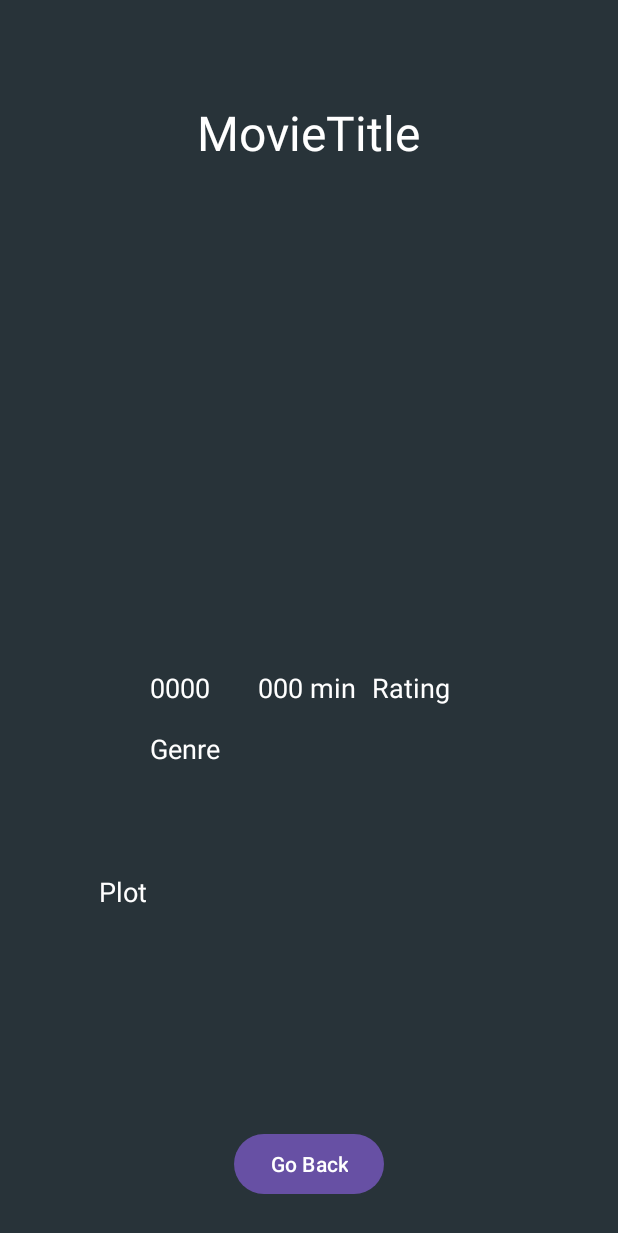
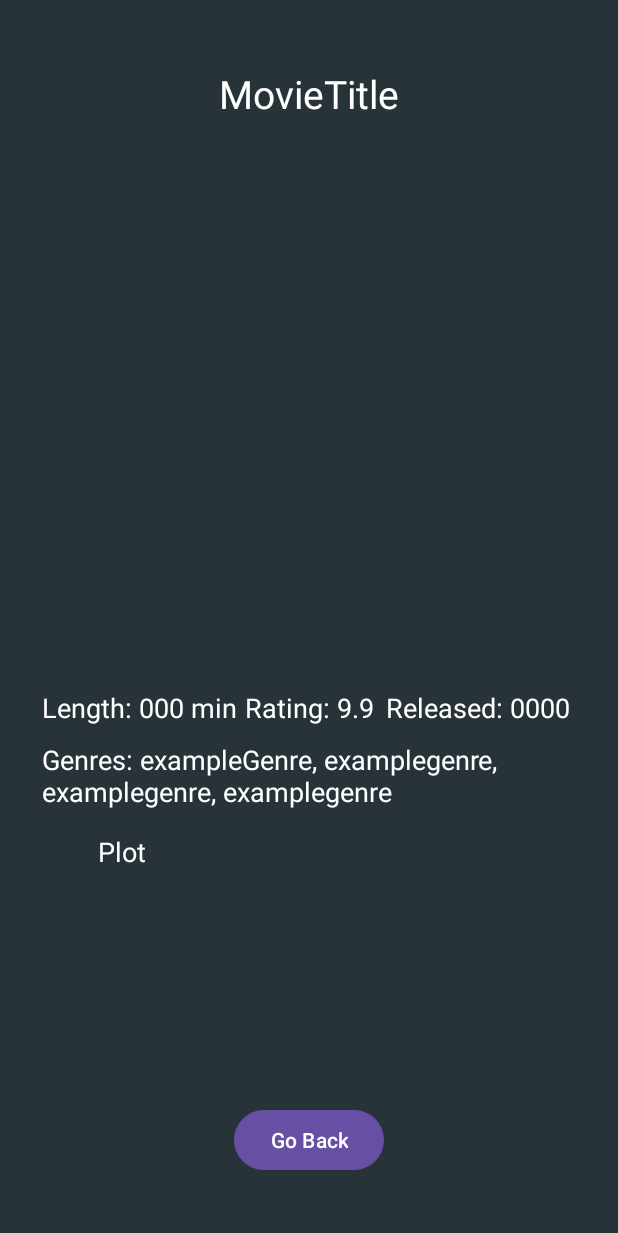
Before and after one commit to MapleTaco/COMP3025-Assignment2, an Android app: the DetailsActivity screen opened directly, with no data from a screen before it, on a phone screen of 412 x 824 dp. Shown: the top 1233 px of the screen. Run offline under Robolectric (Android 15) with nearby library versions, the phone set to English and light mode, and no system bars; pictures from the network do not load.

Commit message:
Made app somewhat better aligned.

```diff
--- a/app/src/main/res/layout/details_activity.xml
+++ b/app/src/main/res/layout/details_activity.xml
@@ -13,91 +13,95 @@
         android:layout_height="wrap_content"
         android:layout_marginStart="48dp"
         android:layout_marginEnd="48dp"
+        android:paddingStart="36dp"
+        android:paddingEnd="36dp"
         android:text="MovieTitle"
         android:textColor="@color/white"
-        android:textSize="32sp"
+        android:textSize="26sp"
         app:layout_constraintBottom_toTopOf="@+id/detailsPoster"
         app:layout_constraintEnd_toEndOf="parent"
-        app:layout_constraintHorizontal_bias="0.497"
         app:layout_constraintStart_toStartOf="parent"
-        app:layout_constraintTop_toTopOf="parent" />
+        app:layout_constraintTop_toTopOf="parent"
+        app:layout_constraintVertical_bias="0.43" />
 
     <TextView
         android:id="@+id/detailsYear"
         android:layout_width="wrap_content"
         android:layout_height="wrap_content"
-        android:layout_marginStart="100dp"
         android:layout_marginTop="20dp"
-        android:text="0000"
+        android:layout_marginEnd="32dp"
+        android:text="Released: 0000"
+        android:textColor="@color/white"
+        android:textSize="18sp"
+        app:layout_constraintEnd_toEndOf="parent"
+        app:layout_constraintTop_toBottomOf="@+id/detailsPoster" />
+
+    <TextView
+        android:id="@+id/detailsRuntime"
+        android:layout_width="wrap_content"
+        android:layout_height="wrap_content"
+        android:layout_marginStart="28dp"
+        android:layout_marginTop="20dp"
+        android:text="Length: 000 min"
         android:textColor="@color/white"
         android:textSize="18sp"
         app:layout_constraintStart_toStartOf="parent"
         app:layout_constraintTop_toBottomOf="@+id/detailsPoster" />
 
     <TextView
-        android:id="@+id/detailsRuntime"
-        android:layout_width="wrap_content"
-        android:layout_height="wrap_content"
-        android:layout_marginStart="32dp"
-        android:layout_marginTop="20dp"
-        android:text="000 min"
-        android:textColor="@color/white"
-        android:textSize="18sp"
-        app:layout_constraintStart_toEndOf="@+id/detailsYear"
-        app:layout_constraintTop_toBottomOf="@+id/detailsPoster" />
-
-    <TextView
         android:id="@+id/detailsGenre"
         android:layout_width="wrap_content"
         android:layout_height="wrap_content"
-        android:layout_marginStart="100dp"
-        android:layout_marginTop="16dp"
-        android:text="Genre"
+        android:layout_marginStart="28dp"
+        android:layout_marginTop="10dp"
+        android:text="Genres: exampleGenre, examplegenre, examplegenre, examplegenre"
         android:textColor="@color/white"
         android:textSize="18sp"
         app:layout_constraintStart_toStartOf="parent"
-        app:layout_constraintTop_toBottomOf="@+id/detailsYear" />
+        app:layout_constraintTop_toBottomOf="@+id/detailsRating" />
 
     <TextView
         android:id="@+id/detailsPlot"
         android:layout_width="280dp"
         android:layout_height="150dp"
-        android:layout_marginBottom="92dp"
+        android:layout_marginTop="116dp"
+        android:lineSpacingExtra="2dp"
         android:text="Plot"
         android:textColor="@color/white"
         android:textSize="18sp"
-        app:layout_constraintBottom_toBottomOf="parent"
         app:layout_constraintEnd_toEndOf="parent"
-        app:layout_constraintStart_toStartOf="parent" />
+        app:layout_constraintHorizontal_bias="0.496"
+        app:layout_constraintStart_toStartOf="parent"
+        app:layout_constraintTop_toBottomOf="@+id/detailsPoster" />
 
     <TextView
         android:id="@+id/detailsRating"
         android:layout_width="wrap_content"
         android:layout_height="wrap_content"
         android:layout_marginTop="20dp"
-        android:layout_marginEnd="112dp"
-        android:text="Rating"
+        android:text="Rating: 9.9"
         android:textColor="@color/white"
         android:textSize="18sp"
         app:layout_constraintEnd_toEndOf="parent"
+        app:layout_constraintStart_toStartOf="parent"
         app:layout_constraintTop_toBottomOf="@+id/detailsPoster" />
 
     <ImageView
         android:id="@+id/detailsPoster"
         android:layout_width="210dp"
-        android:layout_height="250dp"
+        android:layout_height="300dp"
         app:layout_constraintBottom_toBottomOf="parent"
         app:layout_constraintEnd_toEndOf="parent"
         app:layout_constraintHorizontal_bias="0.497"
         app:layout_constraintStart_toStartOf="parent"
         app:layout_constraintTop_toTopOf="parent"
-        app:layout_constraintVertical_bias="0.307" />
+        app:layout_constraintVertical_bias="0.266" />
 
     <Button
         android:id="@+id/backButton"
         android:layout_width="wrap_content"
         android:layout_height="wrap_content"
-        android:layout_marginBottom="24dp"
+        android:layout_marginBottom="40dp"
         android:text="Go Back"
         app:layout_constraintBottom_toBottomOf="parent"
         app:layout_constraintEnd_toEndOf="parent"
--- a/app/src/main/res/layout/movie_item_layout.xml
+++ b/app/src/main/res/layout/movie_item_layout.xml
@@ -7,8 +7,8 @@
 
     <ImageView
         android:id="@+id/item_imageview"
-        android:layout_width="120dp"
-        android:layout_height="120dp"
+        android:layout_width="150dp"
+        android:layout_height="150dp"
         android:layout_marginStart="16dp"
         android:layout_marginTop="16dp"
         android:layout_marginBottom="16dp"
@@ -21,7 +21,7 @@
         android:id="@+id/item_title_text"
         android:layout_width="240dp"
         android:layout_height="wrap_content"
-        android:layout_marginStart="20dp"
+        android:layout_marginStart="4dp"
         android:layout_marginTop="16dp"
         android:text="title"
         android:textColor="@color/white"
```
Also changed, not shown: app/src/main/java/com/example/assignment2/DetailsActivity.java (+4 -4 lines), app/src/main/java/com/example/assignment2/MainActivity.java (+17 -0 lines), app/src/main/res/layout/activity_main.xml (+19 -2 lines).
